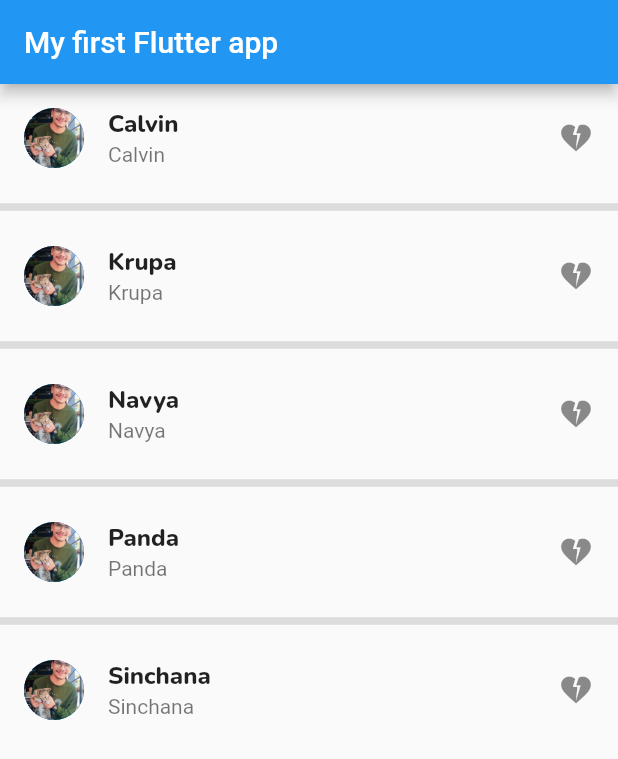
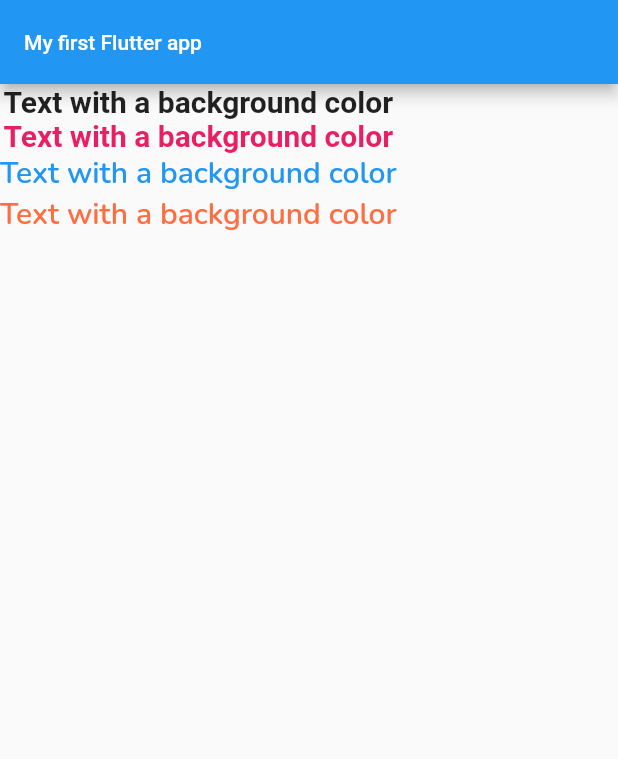
Before and after one commit to Spider-Calvin/MyFirst-Flutter-App, a Flutter app: the screen it shows after launch, on a phone screen of 412 x 824 dp. Shown: the top 759 px of the screen. Run offline on Flutter 3.47's test engine with Material 2 defaults, Android fonts, the phone set to English and light mode, and no system bars.

Commit message:
🎨Text theme management and Themes inport from other packages in flutter

```diff
--- a/lib/main.dart
+++ b/lib/main.dart
@@ -1,11 +1,12 @@
 import 'package:flutter/material.dart';
+import 'package:my_first_flutterapp/ui_helper/util.dart';
 
 void main() {
   runApp(const MyApp());
 }
 
 class MyApp extends StatelessWidget {
-  const MyApp({super.key});
+  const MyApp();
   // This widget is the root of your application.
   @override
   Widget build(BuildContext context) {
@@ -14,8 +15,15 @@ class MyApp extends StatelessWidget {
       debugShowCheckedModeBanner: false,
       theme: ThemeData(
         primarySwatch: Colors.blue,
+        textTheme: const TextTheme(
+          labelLarge:TextStyle(fontSize: 20.0, fontWeight: FontWeight.bold),
+          displayLarge: TextStyle(fontSize: 72.0, fontWeight: FontWeight.bold),
+          titleLarge: TextStyle(fontSize: 14.0, fontStyle: FontStyle.normal),
+          bodyMedium: TextStyle(fontSize: 20.0, fontFamily: 'Nunito'),
+          labelSmall:  TextStyle(fontSize: 20.0, fontFamily: 'Nunito'),
+        ),
       ),
-      home:MyHomePage(),
+      home:MyHomePage()
     );
   }
 }
@@ -30,21 +38,25 @@ class MyHomePage extends StatelessWidget {
         appBar: AppBar(
           title: const Text("My first Flutter app"),
         ),
-        body: ListView.separated(
-            itemBuilder: (context, index){
-              return( ListTile(
-                leading: const CircleAvatar(
-                  backgroundImage: AssetImage('assets/images/spiderCalvin.jpeg'),
-                ),
-                title:Text(arrNames[index], style: TextStyle(fontFamily: 'Nunito', fontWeight: FontWeight.w800 ),),
-                subtitle:Text(arrNames[index]),
-                trailing: Icon(Icons.heart_broken)
-              ));
-            },
-            separatorBuilder: (context, index){
-              return( const Divider(height: 20, thickness: 5,) );
-            },
-            itemCount: arrNames.length)
+        body:Column(
+          children: [
+            Text(
+              'Text with a background color',
+              style: Theme.of(context).textTheme.labelLarge,
+            ),
+            Text(
+              'Text with a background color',
+              style: Theme.of(context).textTheme.labelLarge!.copyWith(color: Colors.pink),
+            ),Text(
+              'Text with a background color',
+              style: mytextStyle(),
+            ),
+            Text(
+              'Text with a background color',
+              style: mytextStyle2(textColor: Colors.deepOrangeAccent),
+            ),
+          ],
+        ),
     );
   }
 }
--- /dev/null
+++ b/lib/ui_helper/util.dart
@@ -0,0 +1,10 @@
+import 'dart:ui';
+import 'package:flutter/material.dart';
+
+TextStyle mytextStyle(){
+  return TextStyle(fontWeight: FontWeight.w600, color: Colors.blue);
+}
+
+TextStyle mytextStyle2({Color textColor=Colors.pink}){
+  return TextStyle(fontWeight: FontWeight.w600, color: textColor);
+}
```
